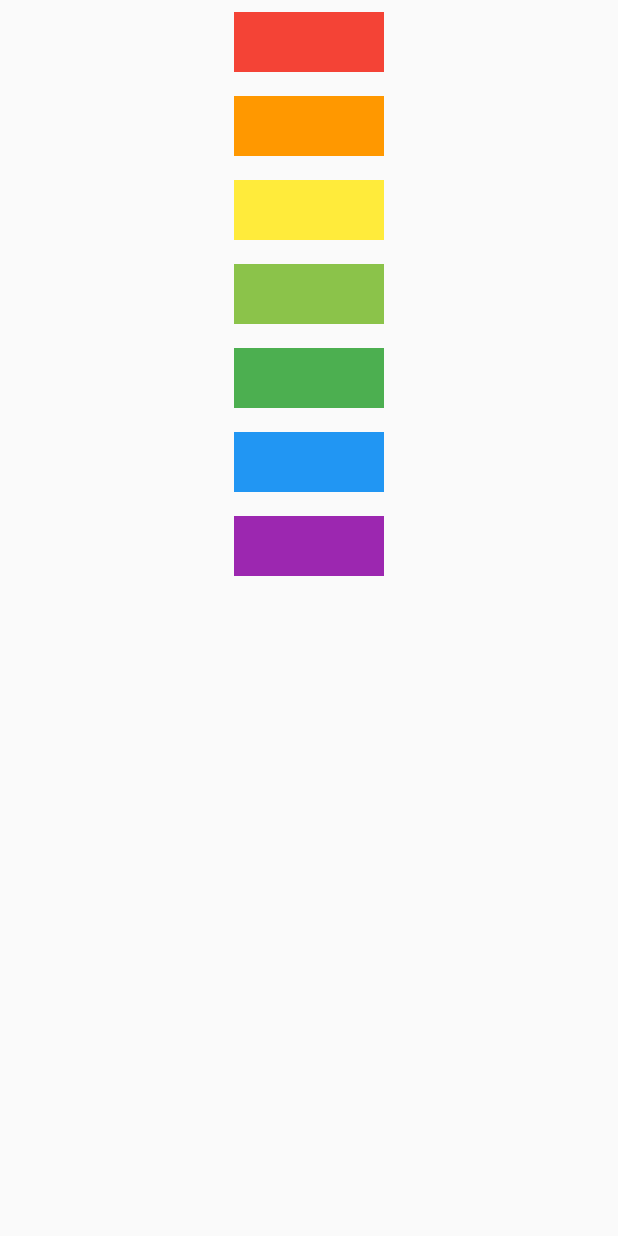
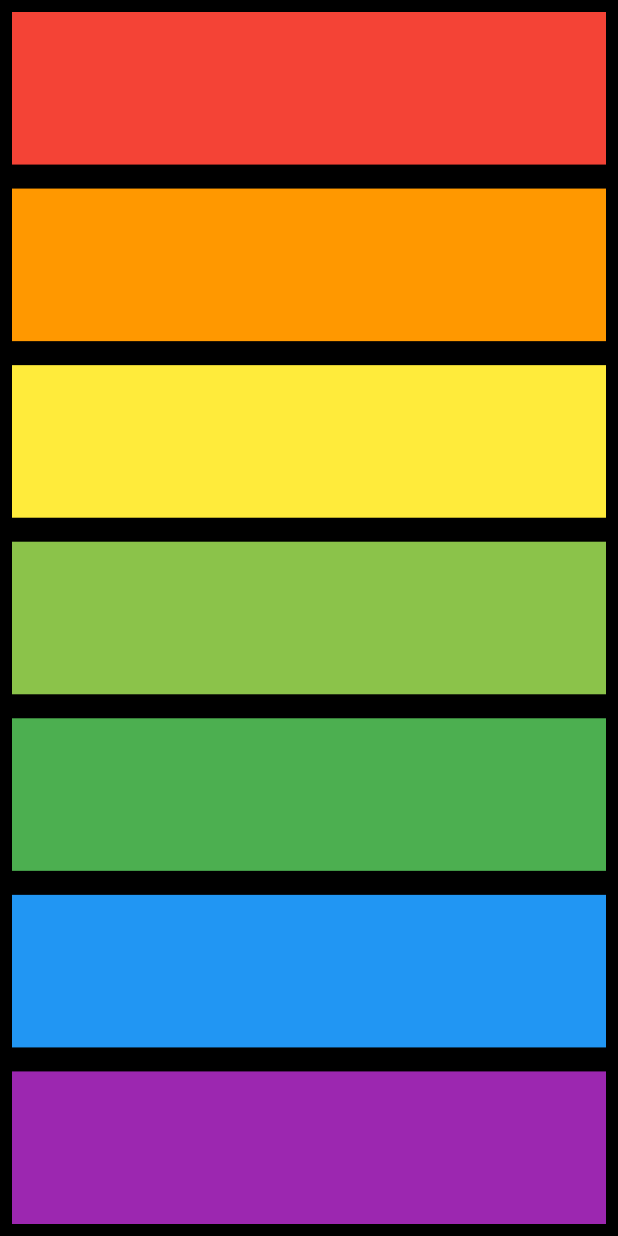
Before and after one commit to Dgryzhkov/xylophnone_flutter_part2, a Flutter app: the screen it shows after launch, on a phone screen of 412 x 824 dp. Run offline on Flutter 3.47's test engine with Material 2 defaults, Android fonts, the phone set to English and light mode, and no system bars; our stand-ins replace audioplayers.

Commit message:
final app

```diff
--- a/lib/main.dart
+++ b/lib/main.dart
@@ -10,34 +10,34 @@ class XylophoneApp extends StatelessWidget {
   Widget build(BuildContext context) {
     return MaterialApp(
       home: Scaffold(
+        backgroundColor: Colors.black,
         body: SafeArea(
-          child: Center(
           child: Column(
-              children: [
+            crossAxisAlignment: CrossAxisAlignment.start,
+            children:<Widget>[
               noteButton(1, Colors.red),
               noteButton(2, Colors.orange),
               noteButton(3, Colors.yellow),
               noteButton(4, Colors.lightGreen),
               noteButton(5, Colors.green),
               noteButton(6, Colors.blue),
-                noteButton(7, Colors.purple)
+              noteButton(7, Colors.purple),
             ],
-            ),
           ),
         ),
       ),
     );
   }
 
-  TextButton noteButton(int value, Color color) {
-    return TextButton(
+  Expanded noteButton(int value, Color color) {
+    return Expanded(
+      child: TextButton(
         onPressed: () {
           _playSound(value);
         },
         child: Container(
-        width: 100,
-        height: 40,
           color: color,
+        ),
       ),
     );
   }
```
Lines whose indentation alone changed are shown as unchanged.
